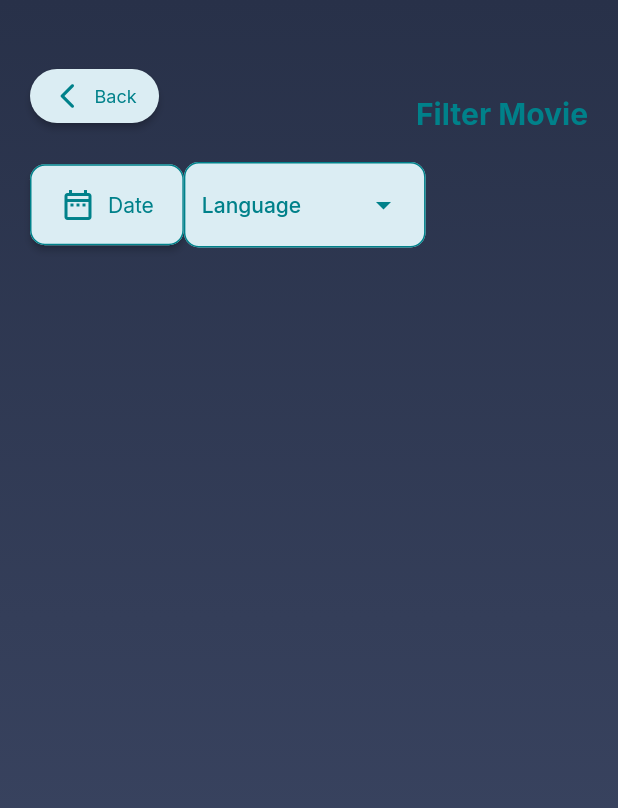
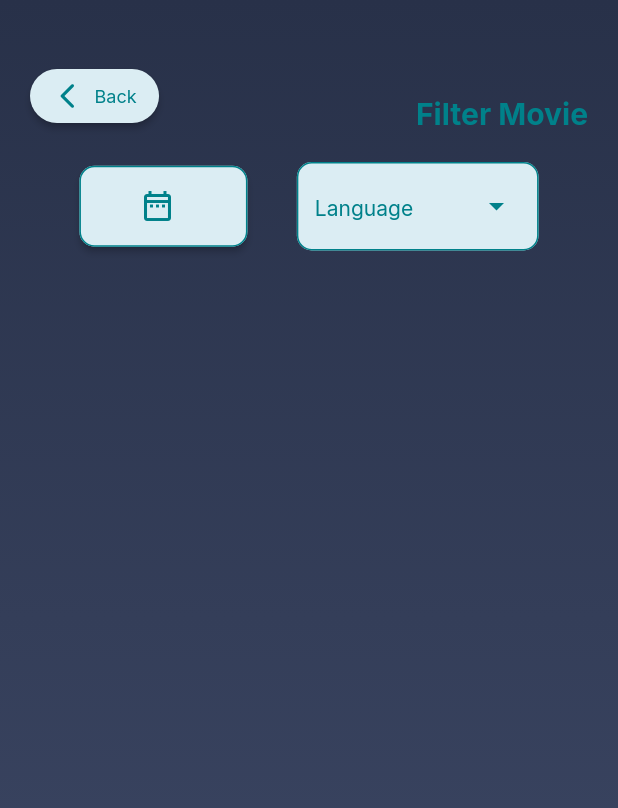
Before and after one commit to mrowenhuang/clean_architecture_movie_app, a Flutter app: the FilterPage screen opened directly, on a phone screen of 412 x 824 dp. Shown: the top 808 px of the screen. Run offline on Flutter 3.47's test engine with Material 3 defaults, Android fonts, the phone set to English and light mode, and no system bars; our stand-ins replace cached_network_image, dartz, dio, equatable, flutter_bloc, get_it and 2 more; network calls fail.

Commit message:
update search presentation

```diff
--- a/lib/features/movie/presentation/bloc/filter_movie/bloc/filter_movie_event.dart
+++ b/lib/features/movie/presentation/bloc/filter_movie/bloc/filter_movie_event.dart
@@ -12,8 +12,11 @@ final class GetFilterMovieEvent extends FilterMovieEvent {
   final String year;
   final String page;
 
-  const GetFilterMovieEvent(
-      {required this.language, required this.year, required this.page});
+  const GetFilterMovieEvent({
+    required this.language,
+    required this.year,
+    required this.page,
+  });
 }
 
 final class GetLanguageMovieEvent extends FilterMovieEvent {
--- a/lib/features/movie/presentation/bloc/filter_movie/bloc/filter_movie_state.dart
+++ b/lib/features/movie/presentation/bloc/filter_movie/bloc/filter_movie_state.dart
@@ -1,6 +1,8 @@
 part of 'filter_movie_bloc.dart';
 
-sealed class FilterMovieState extends Equatable {}
+sealed class FilterMovieState extends Equatable {
+
+}
 
 final class FilterMovieInitial extends FilterMovieState {
   @override
@@ -16,32 +18,15 @@ final class FilterMovieLoadingState extends FilterMovieState {
 
 final class FilterMovieSuccessState extends FilterMovieState {
   final SearchFilmEnities films;
+  final String? year;
+  final String? language;
 
-  FilterMovieSuccessState({required this.films});
+  FilterMovieSuccessState(
+      {required this.year, required this.language, required this.films});
 
   @override
   // TODO: implement props
-  List<Object?> get props => [films];
-}
-
-final class FilterMovieLanguageState extends FilterMovieState {
-  final String language;
-
-  FilterMovieLanguageState({required this.language});
-
-  @override
-  // TODO: implement props
-  List<Object?> get props => [language];
-}
-
-final class FilterMovieYearState extends FilterMovieState {
-  final String year;
-
-  FilterMovieYearState({required this.year});
-
-  @override
-  // TODO: implement props
-  List<Object?> get props => [year];
+  List<Object?> get props => [films, year, language];
 }
 
 final class FilterMovieErrorState extends FilterMovieState {
--- a/lib/features/movie/presentation/bloc/page_control/cubit/page_control_cubit.dart
+++ b/lib/features/movie/presentation/bloc/page_control/cubit/page_control_cubit.dart
@@ -1,7 +1,7 @@
 import 'package:flutter_bloc/flutter_bloc.dart';
 
 class PageControlCubit extends Cubit<int> {
-  PageControlCubit() : super(2);
+  PageControlCubit() : super(0);
 
   void numberOfPage(int pageNumber) {
     emit(pageNumber);
--- a/lib/features/movie/presentation/pages/filter/filter_page.dart
+++ b/lib/features/movie/presentation/pages/filter/filter_page.dart
@@ -3,7 +3,7 @@ import 'package:clean_architecture_movie_app/core/configs/app_theme.dart';
 import 'package:clean_architecture_movie_app/features/movie/presentation/bloc/filter_movie/bloc/filter_movie_bloc.dart';
 import 'package:clean_architecture_movie_app/features/movie/presentation/widgets/custom_back_button.dart';
 import 'package:clean_architecture_movie_app/features/movie/presentation/widgets/small_text.dart';
-import 'package:clean_architecture_movie_app/injection.dart';
+import 'package:flutter/cupertino.dart';
 import 'package:flutter/material.dart';
 import 'package:flutter_bloc/flutter_bloc.dart';
 
@@ -13,10 +13,7 @@ class FilterPage extends StatelessWidget {
   @override
   Widget build(BuildContext context) {
     return Scaffold(
-      body: BlocBuilder<FilterMovieBloc, FilterMovieState>(
-        bloc: sl<FilterMovieBloc>(),
-        builder: (context, state) {
-          return Container(
+      body: Container(
         padding: AppTheme.defPadding,
         decoration: const BoxDecoration(
           gradient: AppColor.bgColor,
@@ -44,6 +41,7 @@ class FilterPage extends StatelessWidget {
             ),
             const SizedBox(height: 20),
             Row(
+              mainAxisAlignment: MainAxisAlignment.spaceEvenly,
               children: [
                 ElevatedButton.icon(
                   onPressed: () {
@@ -59,17 +57,46 @@ class FilterPage extends StatelessWidget {
                             color: AppColor.primary,
                             fontWeight: FontWeight.bold,
                           ),
-                              content: SizedBox(
+                          content:
+                              BlocBuilder<FilterMovieBloc, FilterMovieState>(
+                            bloc: context.read<FilterMovieBloc>(),
+                            builder: (context, state) {
+                              if (state.runtimeType ==
+                                  FilterMovieLoadingState) {
+                                return const SizedBox(
+                                  width: 200,
+                                  height: 200,
+                                  child: Center(
+                                    child: CupertinoActivityIndicator(
+                                      color: AppColor.primary,
+                                    ),
+                                  ),
+                                );
+                              } else if (state.runtimeType ==
+                                  FilterMovieSuccessState) {
+                                state as FilterMovieSuccessState;
+                                return SizedBox(
                                   height: 200,
                                   width: 200,
                                   child: YearPicker(
                                     firstDate: DateTime(2000),
                                     lastDate: DateTime.now(),
-                                  selectedDate: DateTime.now(),
+                                    selectedDate: DateTime(
+                                        int.parse(state.year.toString())),
+                                    currentDate: DateTime(
+                                        int.parse(state.year.toString())),
                                     onChanged: (value) {
-                                    // context.read<FilterMovieBloc>().add(GetFilterMovie(language: , year: year, page: page))
+                                      context.read<FilterMovieBloc>().add(
+                                            GetYearMovieEvent(
+                                              year: value.year.toString(),
+                                            ),
+                                          );
                                     },
                                   ),
+                                );
+                              }
+                              return const SizedBox();
+                            },
                           ),
                         );
                       },
@@ -77,29 +104,40 @@ class FilterPage extends StatelessWidget {
                   },
                   style: ElevatedButton.styleFrom(
                     padding: const EdgeInsets.symmetric(
-                            horizontal: 20, vertical: 15),
+                        horizontal: 40, vertical: 15),
                     shape: RoundedRectangleBorder(
                       borderRadius: BorderRadius.circular(
                         10,
                       ),
-                          side: const BorderSide(
-                              color: AppColor.primary, width: 1),
+                      side: const BorderSide(color: AppColor.primary, width: 1),
                     ),
                     backgroundColor: AppColor.secondary,
                   ),
-                      label: SmallText(
-                        text: "Date",
+                  label: BlocBuilder<FilterMovieBloc, FilterMovieState>(
+                    bloc: context.read<FilterMovieBloc>(),
+                    builder: (context, state) {
+                      if (state.runtimeType == FilterMovieLoadingState) {
+                        return const SmallText(
+                          text: ".....",
+                          color: AppColor.primary,
+                        );
+                      } else if (state.runtimeType == FilterMovieSuccessState) {
+                        state as FilterMovieSuccessState;
+                        return SmallText(
+                          text: state.year.toString(),
+                          color: AppColor.primary,
                           fontsize: 14,
-                        color: AppColor.primary,
+                        );
+                      }
+                      return const SizedBox();
+                    },
                   ),
                   icon: Icon(
                     Icons.date_range_outlined,
                     color: AppColor.primary,
                   ),
                 ),
-                    SizedBox(
-                      width: 200,
-                      child: DropdownMenu(
+                DropdownMenu(
                   hintText: "Language",
                   inputDecorationTheme: InputDecorationTheme(
                     hintStyle: TextStyle(
@@ -111,15 +149,14 @@ class FilterPage extends StatelessWidget {
                     suffixIconColor: AppColor.primary,
                     enabledBorder: OutlineInputBorder(
                       borderRadius: BorderRadius.circular(10),
-                            borderSide:
-                                BorderSide(color: AppColor.primary, width: 1),
+                      borderSide: BorderSide(color: AppColor.primary, width: 1),
                     ),
                     focusedBorder: OutlineInputBorder(
                       borderRadius: BorderRadius.circular(10),
-                            borderSide:
-                                BorderSide(color: AppColor.primary, width: 1),
+                      borderSide: BorderSide(color: AppColor.primary, width: 1),
                     ),
                   ),
+                  textStyle: TextStyle(color: AppColor.primary),
                   dropdownMenuEntries: [
                     DropdownMenuEntry(value: "zh", label: "China"),
                     DropdownMenuEntry(value: "id", label: "Indonesia"),
@@ -127,17 +164,52 @@ class FilterPage extends StatelessWidget {
                     DropdownMenuEntry(value: "th", label: "Thailand"),
                     DropdownMenuEntry(value: "ja", label: "Japanese"),
                   ],
-                        onSelected: (value) {
-
+                  onSelected: (value) {},
+                ),
+              ],
+            ),
+            const SizedBox(height: 15),
+            Expanded(
+              child: BlocBuilder<FilterMovieBloc, FilterMovieState>(
+                bloc: context.read<FilterMovieBloc>()
+                  ..add(const GetFilterMovieEvent(
+                      language: "id", year: "2025", page: "1")),
+                builder: (context, state) {
+                  if (state.runtimeType == FilterMovieLoadingState) {
+                    return Center(
+                      child: CupertinoActivityIndicator(
+                        color: AppColor.primary,
+                      ),
+                    );
+                  } else if (state.runtimeType == FilterMovieSuccessState) {
+                    state as FilterMovieSuccessState;
+                    return Column(
+                      children: [
+                        SmallText(
+                          text: "Results : ${state.films.totalResults}",
+                          color: AppColor.primary,
+                          fontsize: 14,
+                        ),
+                        Expanded(
+                          child: ListView.builder(
+                            itemCount: state.films.results!.length,
+                            itemBuilder: (context, index) {
+                              return Text(
+                                  state.films.results![index].title.toString());
                             },
                           ),
+                        )
+                      ],
+                    );
+                  } else if (state.runtimeType == FilterMovieErrorState) {
+                    print("error");
+                  }
+                  return SizedBox();
+                },
               ),
-                  ],
             )
           ],
         ),
-          );
-        },
       ),
     );
   }
--- a/lib/main.dart
+++ b/lib/main.dart
@@ -31,10 +31,7 @@
           create: (context) => sl<PopularMovieBloc>()..add(GetPopularMovie()),
         ),
         BlocProvider(
-          create: (context) => sl<FilterMovieBloc>()
-            ..add(
-              const GetFilterMovieEvent(language: "id", year: "2025", page: "1"),
-            ),
+          create: (context) => sl<FilterMovieBloc>(),
         )
       ],
       child: MaterialApp(
```
Also changed, not shown: lib/features/movie/presentation/bloc/filter_movie/bloc/filter_movie_bloc.dart (+18 -12 lines). Lines whose indentation alone changed are shown as unchanged.
